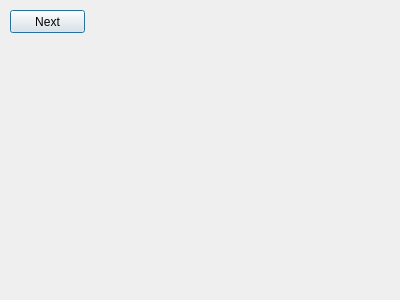
First picture: the form in Source Code/TJ's Code/spgnomebard.ui, repository srohr/CEAMS, before the edit.
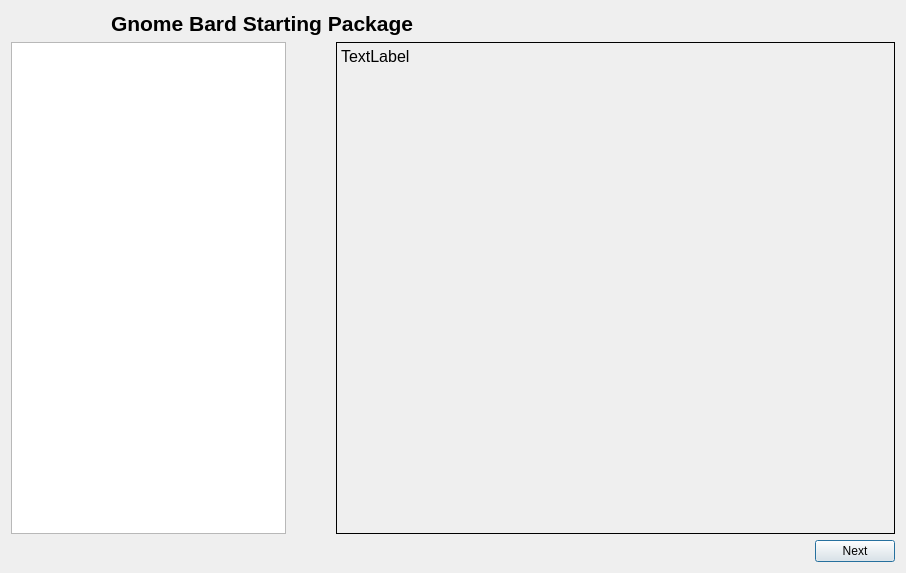
Second picture: the form after the edit.

Commit message:
Initial Layouts Complete
I have created all the layouts that were tasked of me and now they only
need to have the buttons and such operational.

Patch:
```diff
--- a/Source Code/TJ's Code/spgnomebard.ui
+++ b/Source Code/TJ's Code/spgnomebard.ui
@@ -6,26 +6,143 @@
    <rect>
     <x>0</x>
     <y>0</y>
-    <width>400</width>
-    <height>300</height>
+    <width>906</width>
+    <height>573</height>
    </rect>
   </property>
   <property name="windowTitle">
    <string>Dialog</string>
   </property>
-  <widget class="QPushButton" name="Next">
-   <property name="geometry">
-    <rect>
-     <x>10</x>
-     <y>10</y>
-     <width>75</width>
-     <height>23</height>
-    </rect>
-   </property>
-   <property name="text">
-    <string>Next</string>
-   </property>
-  </widget>
+  <layout class="QVBoxLayout" name="verticalLayout_3">
+   <item>
+    <layout class="QVBoxLayout" name="verticalLayout_2">
+     <item>
+      <layout class="QHBoxLayout" name="horizontalLayout_3">
+       <property name="leftMargin">
+        <number>100</number>
+       </property>
+       <item>
+        <widget class="QLabel" name="label_2">
+         <property name="minimumSize">
+          <size>
+           <width>150</width>
+           <height>25</height>
+          </size>
+         </property>
+         <property name="maximumSize">
+          <size>
+           <width>400</width>
+           <height>25</height>
+          </size>
+         </property>
+         <property name="font">
+          <font>
+           <pointsize>16</pointsize>
+           <weight>75</weight>
+           <bold>true</bold>
+          </font>
+         </property>
+         <property name="text">
+          <string>Gnome Bard Starting Package</string>
+         </property>
+        </widget>
+       </item>
+       <item>
+        <spacer name="horizontalSpacer_2">
+         <property name="orientation">
+          <enum>Qt::Horizontal</enum>
+         </property>
+         <property name="sizeHint" stdset="0">
+          <size>
+           <width>198</width>
+           <height>20</height>
+          </size>
+         </property>
+        </spacer>
+       </item>
+      </layout>
+     </item>
+     <item>
+      <layout class="QVBoxLayout" name="verticalLayout">
+       <item>
+        <layout class="QHBoxLayout" name="horizontalLayout_2">
+         <property name="spacing">
+          <number>50</number>
+         </property>
+         <item>
+          <widget class="QListWidget" name="listWidget">
+           <property name="maximumSize">
+            <size>
+             <width>275</width>
+             <height>16777215</height>
+            </size>
+           </property>
+          </widget>
+         </item>
+         <item>
+          <widget class="QLabel" name="label">
+           <property name="sizePolicy">
+            <sizepolicy hsizetype="Preferred" vsizetype="Preferred">
+             <horstretch>0</horstretch>
+             <verstretch>0</verstretch>
+            </sizepolicy>
+           </property>
+           <property name="minimumSize">
+            <size>
+             <width>300</width>
+             <height>300</height>
+            </size>
+           </property>
+           <property name="font">
+            <font>
+             <pointsize>12</pointsize>
+            </font>
+           </property>
+           <property name="frameShape">
+            <enum>QFrame::Box</enum>
+           </property>
+           <property name="text">
+            <string>TextLabel</string>
+           </property>
+           <property name="alignment">
+            <set>Qt::AlignLeading|Qt::AlignLeft|Qt::AlignTop</set>
+           </property>
+           <property name="wordWrap">
+            <bool>true</bool>
+           </property>
+          </widget>
+         </item>
+        </layout>
+       </item>
+       <item>
+        <layout class="QHBoxLayout" name="horizontalLayout">
+         <item>
+          <spacer name="horizontalSpacer">
+           <property name="orientation">
+            <enum>Qt::Horizontal</enum>
+           </property>
+           <property name="sizeHint" stdset="0">
+            <size>
+             <width>348</width>
+             <height>20</height>
+            </size>
+           </property>
+          </spacer>
+         </item>
+         <item>
+          <widget class="QPushButton" name="Next">
+           <property name="text">
+            <string>Next</string>
+           </property>
+          </widget>
+         </item>
+        </layout>
+       </item>
+      </layout>
+     </item>
+    </layout>
+   </item>
+  </layout>
  </widget>
  <resources/>
  <connections/>
```
The commit also changes 12 other files.
